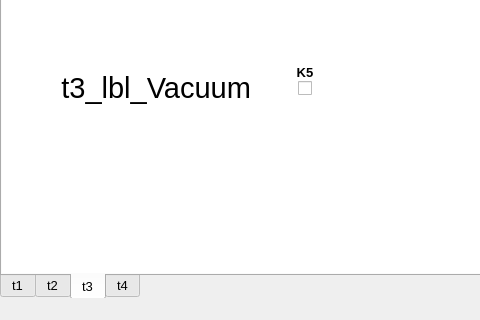
Old version of the form MainWindow.ui in the repository ird87/pycnometer; both pictures show x 0 to 480 and y 400 to 720 of the 1280 by 720 pixel window.
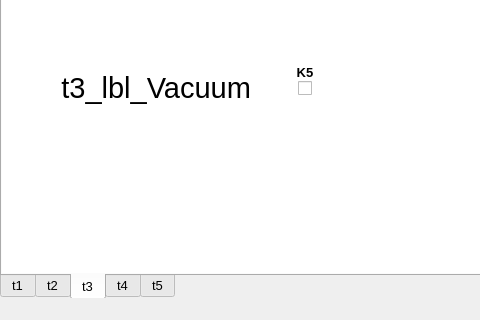
New version of the form. The open tabs and pages were chosen to show the change. Icons and pictures are not drawn.

```diff
--- a/MainWindow.ui
+++ b/MainWindow.ui
@@ -42,6 +42,9 @@
   </property>
   <widget class="QWidget" name="centralwidget">
    <widget class="QTabWidget" name="tabPycnometer">
+    <property name="enabled">
+     <bool>true</bool>
+    </property>
     <property name="geometry">
      <rect>
       <x>0</x>
@@ -3204,6 +3207,11 @@
       </widget>
      </widget>
     </widget>
+    <widget class="QWidget" name="t5">
+     <attribute name="title">
+      <string>t5</string>
+     </attribute>
+    </widget>
    </widget>
   </widget>
   <widget class="QMenuBar" name="menubar">
```
Left out of the diff: 23 changed lines with no effect on the pictures.
